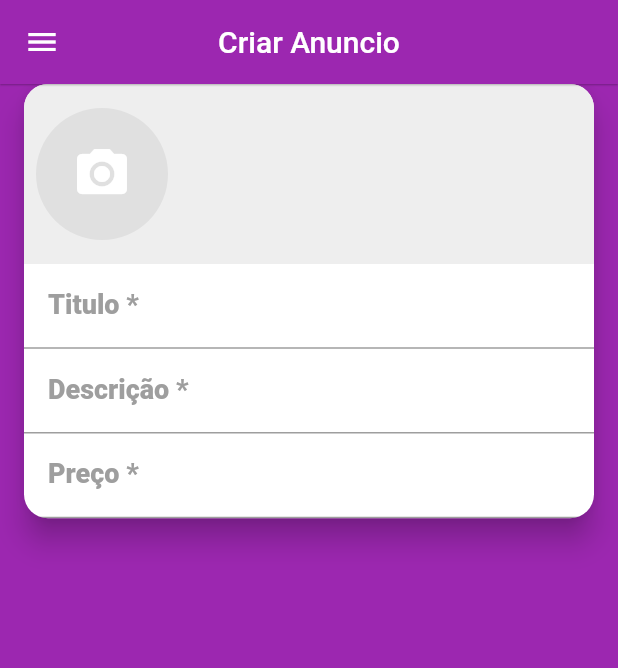
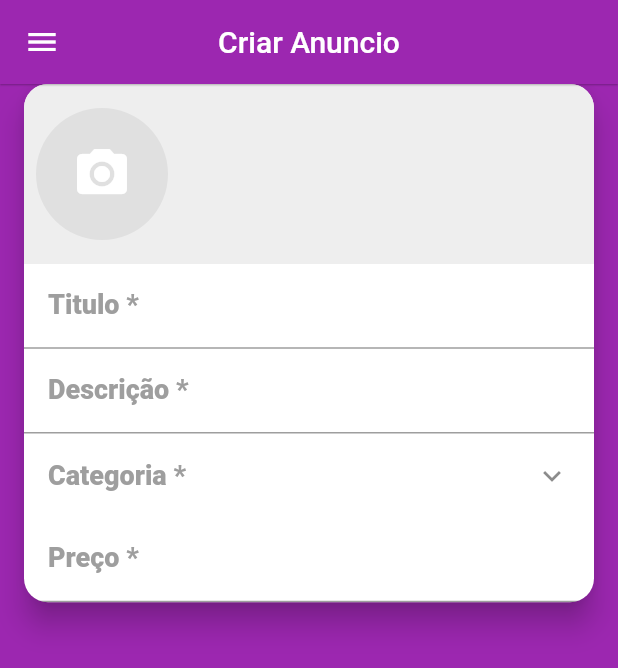
Before and after one commit to Gustakitos/XLO_Clone, a Flutter app: the screen it shows after launch, swiped to page 2, on a phone screen of 412 x 824 dp. Shown: the top 668 px of the screen. Run offline on Flutter 3.47's test engine with Material 2 defaults, Android fonts, the phone set to English and light mode, and no system bars; our stand-ins replace brasil_fields, flutter_mobx, get_it, image_cropper, image_picker, mobx and 1 more; accounts and stored records are empty; generated files the repository leaves out were written again; network calls fail; statements that could not run were skipped.

Commit message:
created category field for form ad

```diff
--- a/lib/main.dart
+++ b/lib/main.dart
@@ -2,6 +2,8 @@ import 'package:flutter/material.dart';
 import 'package:parse_server_sdk_flutter/parse_server_sdk.dart';
 import 'package:xlo_mobx/keys/secret.dart';
 import 'package:xlo_mobx/screens/base/base_screen.dart';
+import 'package:xlo_mobx/screens/category/category_screen.dart';
+import 'package:xlo_mobx/stores/category_store.dart';
 import 'package:xlo_mobx/stores/page_store.dart';
 import 'package:get_it/get_it.dart';
 import 'package:xlo_mobx/stores/user_manager_store.dart';
@@ -16,6 +18,7 @@ void main() async {
 void setupLocators() {
   GetIt.I.registerSingleton(PageStore());
   GetIt.I.registerSingleton(UserManagerStore());
+  GetIt.I.registerSingleton(CategoryStore());
 }
 
 Future<void> initializeParse() async {
--- a/lib/repositories/table_keys.dart
+++ b/lib/repositories/table_keys.dart
@@ -4,3 +4,6 @@ const keyUserEmail = 'email';
 const keyUserPhone = 'phone';
 const keyUserType = 'type';
 const keyUserCreatedAt = 'createdAt';
+
+const keyCategoryTable = 'Categories';
+const keyCategoryDescription = 'description';
--- /dev/null
+++ b/lib/screens/create/components/category_field.dart
@@ -0,0 +1,58 @@
+import 'package:flutter/material.dart';
+import 'package:flutter_mobx/flutter_mobx.dart';
+import 'package:xlo_mobx/screens/category/category_screen.dart';
+import 'package:xlo_mobx/stores/create_store.dart';
+
+class CategoryField extends StatelessWidget {
+  CategoryField(this.createStore);
+
+  final CreateStore createStore;
+
+  @override
+  Widget build(BuildContext context) {
+    return Observer(builder: (_) {
+      return ListTile(
+        title: createStore.category == null
+            ? Text(
+                'Categoria *',
+                style: TextStyle(
+                  fontWeight: FontWeight.w800,
+                  color: Colors.grey,
+                  fontSize: 18,
+                ),
+              )
+            : Text(
+                'Categoria *',
+                style: TextStyle(
+                  fontWeight: FontWeight.w700,
+                  color: Colors.grey,
+                  fontSize: 14,
+                ),
+              ),
+        subtitle: createStore.category == null
+            ? null
+            : Text(
+                createStore.category.description,
+                style: TextStyle(
+                  color: Colors.black,
+                  fontSize: 17,
+                ),
+              ),
+        trailing: Icon(Icons.keyboard_arrow_down),
+        onTap: () async {
+          final category = await showDialog(
+            context: context,
+            builder: (_) => CategoryScreen(
+              showAll: false,
+              selected: createStore.category,
+            ),
+          );
+
+          if (category != null) {
+            createStore.setCategory(category);
+          }
+        },
+      );
+    });
+  }
+}
--- a/lib/screens/create/create_screen.dart
+++ b/lib/screens/create/create_screen.dart
@@ -2,6 +2,7 @@ import 'package:brasil_fields/brasil_fields.dart';
 import 'package:flutter/material.dart';
 import 'package:flutter/services.dart';
 import 'package:xlo_mobx/components/customDrawer/custom_drawer.dart';
+import 'package:xlo_mobx/screens/create/components/category_field.dart';
 import 'package:xlo_mobx/screens/create/components/images_field.dart';
 import 'package:xlo_mobx/stores/create_store.dart';
 
@@ -50,6 +51,7 @@ class CreateScreen extends StatelessWidget {
               ),
               maxLines: null,
             ),
+            CategoryField(createStore),
             TextFormField(
               decoration: InputDecoration(
                 labelText: 'Preço *',
```
Also changed, not shown: lib/models/category.dart (added, +18 -0 lines), lib/repositories/category_repository.dart (added, +19 -0 lines), lib/screens/category/category_screen.dart (added, +84 -0 lines), lib/stores/category_store.dart (added, +39 -0 lines), lib/stores/create_store.dart (+7 -0 lines), lib/stores/category_store.g.dart (added), lib/stores/create_store.g.dart.
